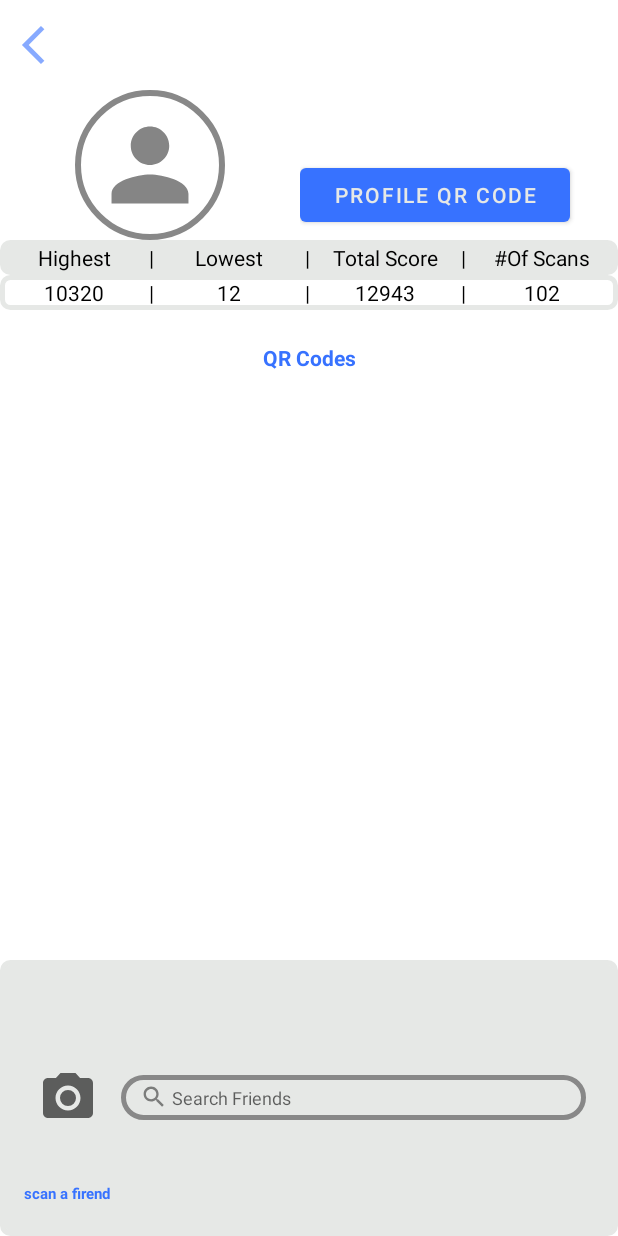
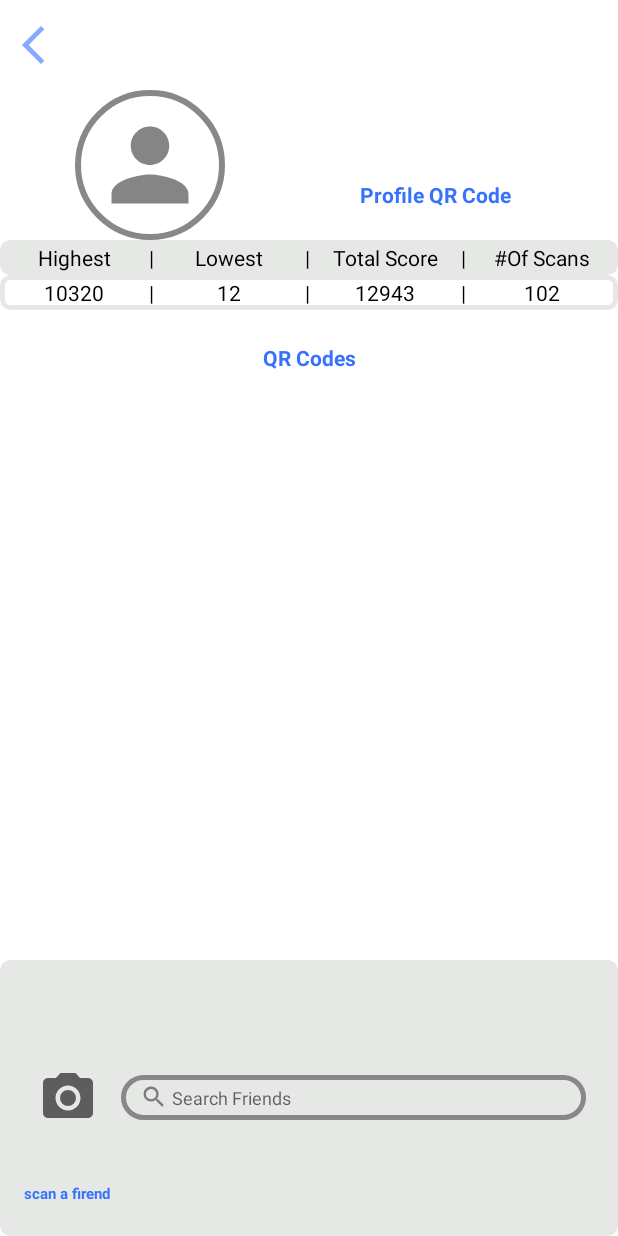
Before and after one commit to CMPUT301W22T32/LoveForJava, an Android app: the ProfileActivity screen opened directly, with no data from a screen before it, on a phone screen of 412 x 824 dp. Run offline under Robolectric (Android 15) with nearby library versions, the phone set to English and light mode, and no system bars; plain views replace CircularImageView; 6 statements that could not run were skipped.

Commit message:
Changed generate QR Code button to a TextView

```diff
--- a/app/src/main/java/com/example/loveforjava/ProfileActivity.java
+++ b/app/src/main/java/com/example/loveforjava/ProfileActivity.java
@@ -31,7 +31,7 @@ public class ProfileActivity extends AppCompatActivity {
         for(Map.Entry<String, String> entry: player.scannedCodes.entrySet()) {
             qrName.add(entry.getKey());
         }
-        Button generateProfileQR = findViewById(R.id.generate_qrcode);
+        TextView generateProfileQR = findViewById(R.id.generate_qrcode);
         ListView qrList = findViewById(R.id.qr_list);
         ArrayAdapter qrAdapter = new CustomList(this, qrName);
         qrList.setAdapter(qrAdapter);
--- a/app/src/main/res/layout/activity_profile.xml
+++ b/app/src/main/res/layout/activity_profile.xml
@@ -47,12 +47,14 @@
                 android:textSize="30sp">
             </TextView>
 
-            <Button
+            <TextView
                 android:id="@+id/generate_qrcode"
                 android:layout_width="180dp"
-                android:layout_height="wrap_content"
-                android:text="Profile QR Code">
-            </Button>
+                android:layout_height="40dp"
+                android:text="Profile QR Code"
+                android:gravity="center"
+                android:textStyle="bold"
+                android:textColor="@color/blue_crayola"/>
         </LinearLayout>
 
     </LinearLayout>
```
